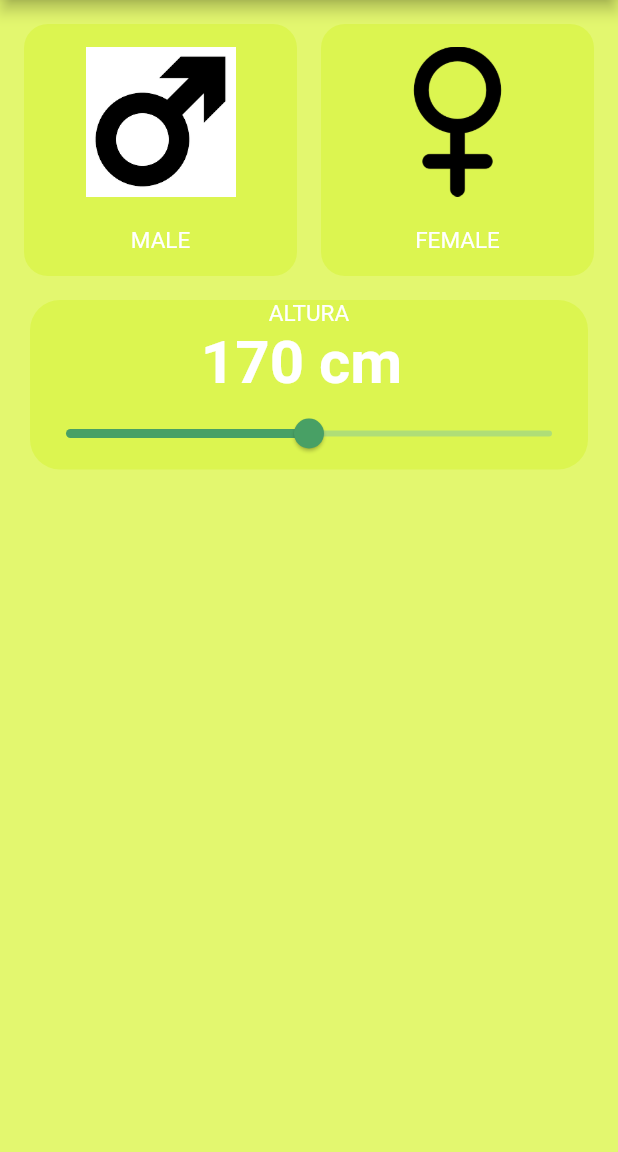
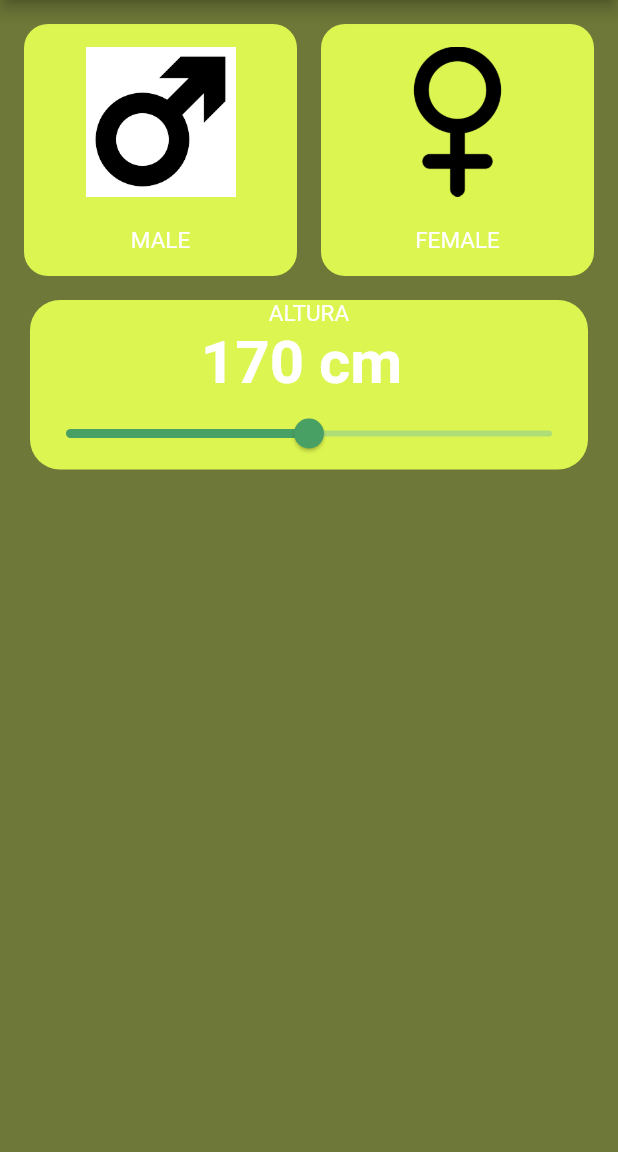
Before and after one commit to EliasDFranco/IMC-Calculator, a Flutter app: the screen it shows after launch, on a phone screen of 412 x 824 dp, the part 84-1236 px from its top. Run offline on Flutter 3.47's test engine with Material 2 defaults, Android fonts, the phone set to English and light mode, and no system bars.

Commit message:
Probando otro background

```diff
--- a/lib/core/apps_colors.dart
+++ b/lib/core/apps_colors.dart
@@ -6,7 +6,7 @@ class AppColors {
   static const Color accent = Color(0xFFFE3F76F);
 
 // Bakckgrouds
-  static const Color background = Color(0xFFE3F76F);
+  static const Color background = Color.fromARGB(255, 110, 120, 56);
   static const Color backgroundComponent = Color(0xFFDCF550);
   static const Color backgroundComponentSelected = Color(0xFFAAC228);
 }
```
